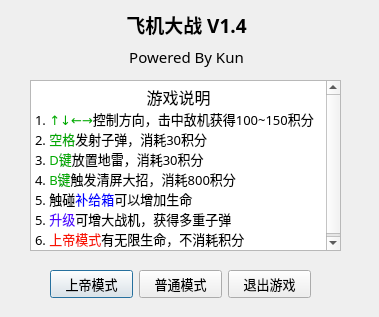
Qt form logindlg.ui (kun368/PlaneWar) before a commit.
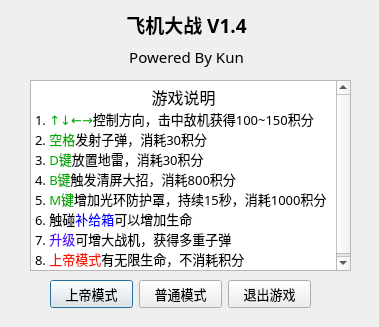
The same form after that commit.

Commit message: 增加光环

What changed in the file:
```diff
--- a/logindlg.ui
+++ b/logindlg.ui
@@ -7,7 +7,7 @@
     <x>0</x>
     <y>0</y>
     <width>379</width>
-    <height>317</height>
+    <height>327</height>
    </rect>
   </property>
   <property name="font">
@@ -67,7 +67,7 @@
    <property name="geometry">
     <rect>
      <x>50</x>
-     <y>270</y>
+     <y>280</y>
      <width>261</width>
      <height>29</height>
     </rect>
@@ -101,8 +101,8 @@
     <rect>
      <x>30</x>
      <y>80</y>
-     <width>311</width>
-     <height>171</height>
+     <width>321</width>
+     <height>191</height>
     </rect>
    </property>
    <property name="readOnly">
@@ -118,9 +118,10 @@
 &lt;p style=&quot; margin-top:0px; margin-bottom:0px; margin-left:0px; margin-right:0px; -qt-block-indent:0; text-indent:0px;&quot;&gt;2. &lt;span style=&quot; color:#00aa00;&quot;&gt;空格&lt;/span&gt;发射子弹，消耗30积分&lt;/p&gt;
 &lt;p style=&quot; margin-top:0px; margin-bottom:0px; margin-left:0px; margin-right:0px; -qt-block-indent:0; text-indent:0px;&quot;&gt;3. &lt;span style=&quot; color:#00aa00;&quot;&gt;D键&lt;/span&gt;放置地雷，消耗30积分&lt;/p&gt;
 &lt;p style=&quot; margin-top:0px; margin-bottom:0px; margin-left:0px; margin-right:0px; -qt-block-indent:0; text-indent:0px;&quot;&gt;4. &lt;span style=&quot; color:#00aa00;&quot;&gt;B键&lt;/span&gt;触发清屏大招，消耗800积分&lt;/p&gt;
-&lt;p style=&quot; margin-top:0px; margin-bottom:0px; margin-left:0px; margin-right:0px; -qt-block-indent:0; text-indent:0px;&quot;&gt;5. 触碰&lt;span style=&quot; color:#0000ff;&quot;&gt;补给箱&lt;/span&gt;可以增加生命&lt;/p&gt;
-&lt;p style=&quot; margin-top:0px; margin-bottom:0px; margin-left:0px; margin-right:0px; -qt-block-indent:0; text-indent:0px;&quot;&gt;5. &lt;span style=&quot; color:#5500ff;&quot;&gt;升级&lt;/span&gt;可增大战机，获得多重子弹&lt;/p&gt;
-&lt;p style=&quot; margin-top:0px; margin-bottom:0px; margin-left:0px; margin-right:0px; -qt-block-indent:0; text-indent:0px;&quot;&gt;6. &lt;span style=&quot; color:#f81504;&quot;&gt;上帝模式&lt;/span&gt;有无限生命，不消耗积分&lt;/p&gt;&lt;/body&gt;&lt;/html&gt;</string>
+&lt;p style=&quot; margin-top:0px; margin-bottom:0px; margin-left:0px; margin-right:0px; -qt-block-indent:0; text-indent:0px;&quot;&gt;5. &lt;span style=&quot; color:#00aa00;&quot;&gt;M键&lt;/span&gt;增加光环防护罩，持续15秒，消耗1000积分&lt;/p&gt;
+&lt;p style=&quot; margin-top:0px; margin-bottom:0px; margin-left:0px; margin-right:0px; -qt-block-indent:0; text-indent:0px;&quot;&gt;6. 触碰&lt;span style=&quot; color:#0000ff;&quot;&gt;补给箱&lt;/span&gt;可以增加生命&lt;/p&gt;
+&lt;p style=&quot; margin-top:0px; margin-bottom:0px; margin-left:0px; margin-right:0px; -qt-block-indent:0; text-indent:0px;&quot;&gt;7. &lt;span style=&quot; color:#5500ff;&quot;&gt;升级&lt;/span&gt;可增大战机，获得多重子弹&lt;/p&gt;
+&lt;p style=&quot; margin-top:0px; margin-bottom:0px; margin-left:0px; margin-right:0px; -qt-block-indent:0; text-indent:0px;&quot;&gt;8. &lt;span style=&quot; color:#f81504;&quot;&gt;上帝模式&lt;/span&gt;有无限生命，不消耗积分&lt;/p&gt;&lt;/body&gt;&lt;/html&gt;</string>
    </property>
   </widget>
  </widget>
```
The commit also changes 11 other files.
